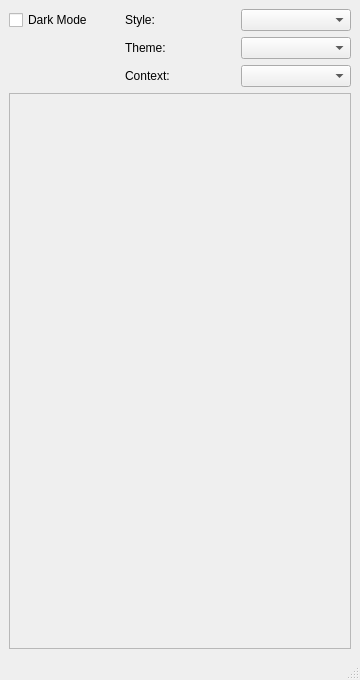
Qt form mainwindow.ui (pedrolcl/icon-theme-viewer) before a commit.
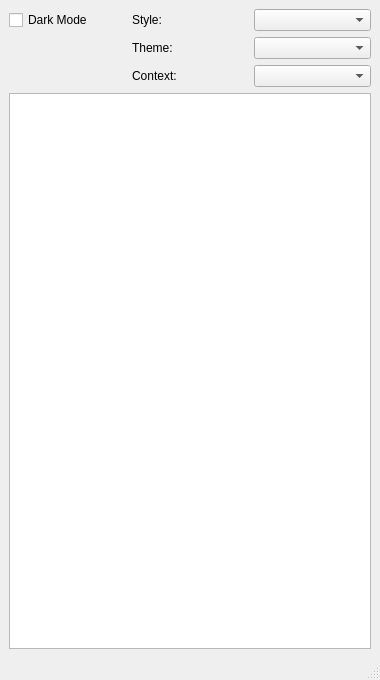
The same form after that commit.

Commit message: replaced buttons widget by QListWidget

The edit to the form file:
```diff
--- a/mainwindow.ui
+++ b/mainwindow.ui
@@ -6,7 +6,7 @@
    <rect>
     <x>0</x>
     <y>0</y>
-    <width>360</width>
+    <width>380</width>
     <height>680</height>
    </rect>
   </property>
@@ -59,21 +59,31 @@
      <widget class="QComboBox" name="cboContext"/>
     </item>
     <item row="3" column="0" colspan="3">
-     <widget class="QScrollArea" name="scrollArea">
-      <property name="widgetResizable">
+     <widget class="QListWidget" name="buttonsWidget">
+      <property name="mouseTracking">
        <bool>true</bool>
       </property>
-      <widget class="QWidget" name="buttonsWidget">
-       <property name="geometry">
-        <rect>
-         <x>0</x>
-         <y>0</y>
-         <width>340</width>
-         <height>518</height>
-        </rect>
-       </property>
-       <layout class="QGridLayout" name="btnsGrid"/>
-      </widget>
+      <property name="iconSize">
+       <size>
+        <width>32</width>
+        <height>32</height>
+       </size>
+      </property>
+      <property name="movement">
+       <enum>QListView::Static</enum>
+      </property>
+      <property name="resizeMode">
+       <enum>QListView::Adjust</enum>
+      </property>
+      <property name="spacing">
+       <number>4</number>
+      </property>
+      <property name="viewMode">
+       <enum>QListView::IconMode</enum>
+      </property>
+      <property name="uniformItemSizes">
+       <bool>true</bool>
+      </property>
      </widget>
     </item>
    </layout>
```
Left out of the diff: 50 changed lines with no effect on the pictures. The commit also changes 1 other file.
